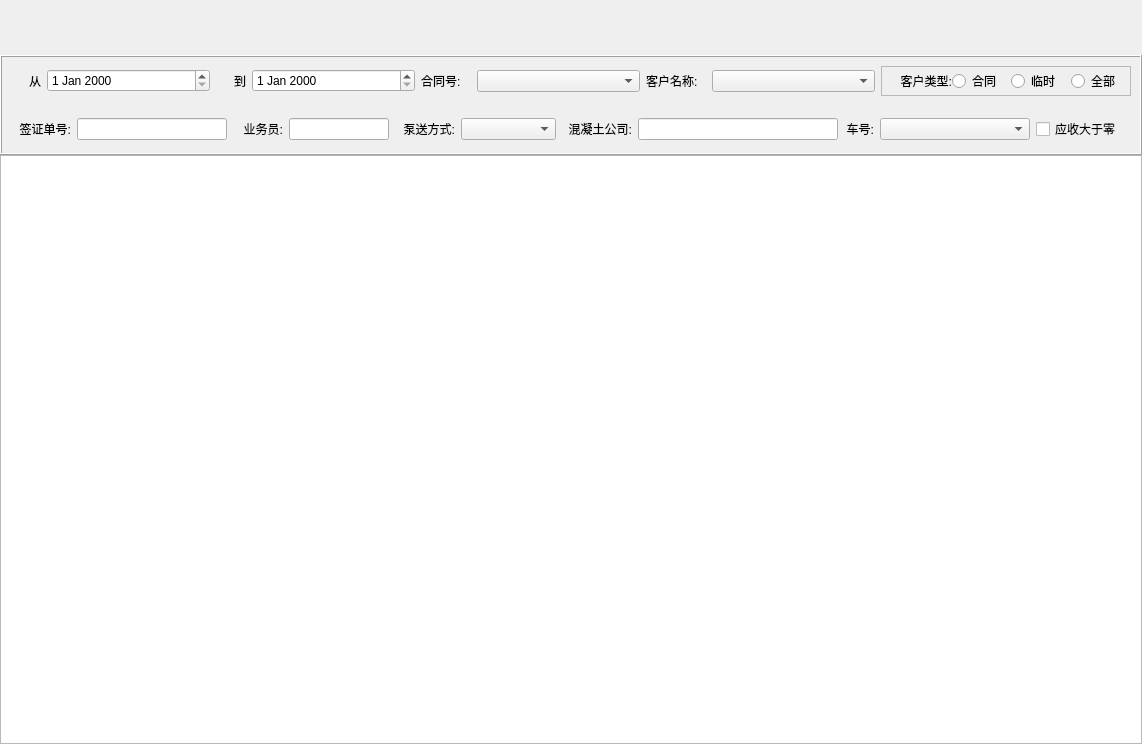
Above: ui/receivablewidget.ui from longcp/CarRentalManagement before the change. Below: the same form after it.
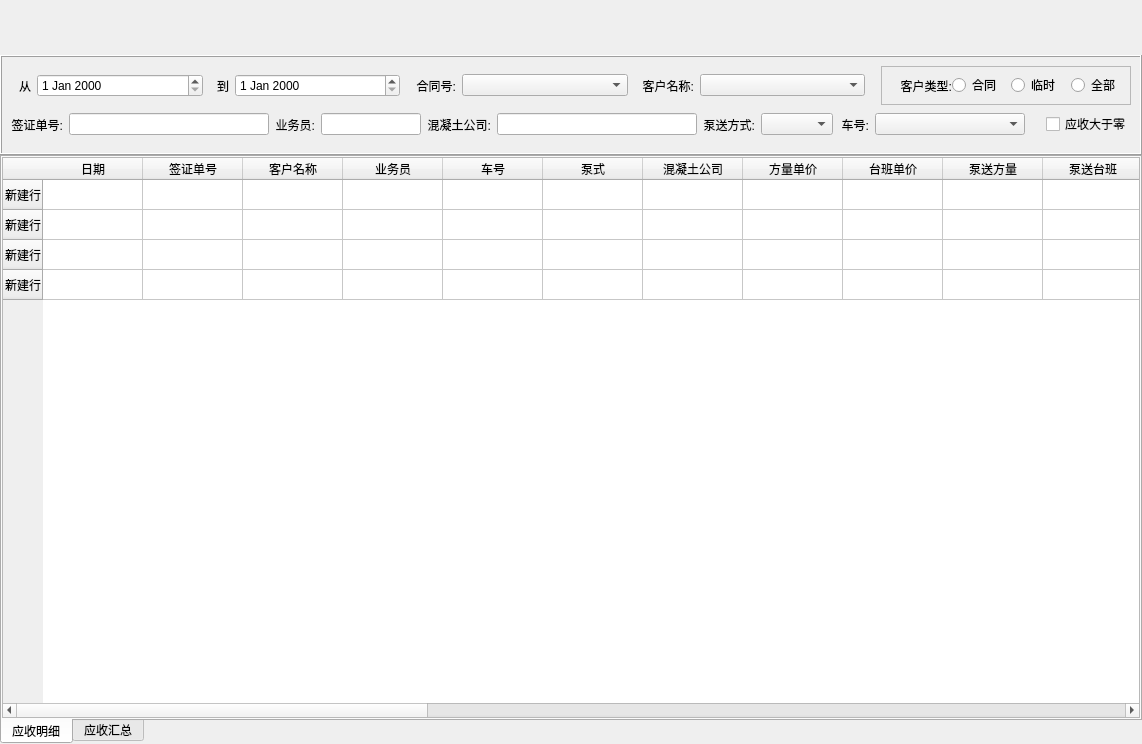
That is the form after the change.

Commit message: 完善应收界面

The edit to the form file:
```diff
--- a/ui/receivablewidget.ui
+++ b/ui/receivablewidget.ui
@@ -101,17 +101,20 @@
       <item>
        <widget class="QWidget" name="chooseTopWidget" native="true">
         <layout class="QHBoxLayout" name="chooseUpHorizonLayout">
+         <property name="bottomMargin">
+          <number>0</number>
+         </property>
          <item>
           <widget class="QLabel" name="fromLabel">
            <property name="minimumSize">
             <size>
-             <width>30</width>
+             <width>20</width>
              <height>0</height>
             </size>
            </property>
            <property name="maximumSize">
             <size>
-             <width>30</width>
+             <width>20</width>
              <height>16777215</height>
             </size>
            </property>
@@ -143,13 +146,13 @@
           <widget class="QLabel" name="toLabel">
            <property name="minimumSize">
             <size>
-             <width>30</width>
+             <width>20</width>
              <height>0</height>
             </size>
            </property>
            <property name="maximumSize">
             <size>
-             <width>30</width>
+             <width>20</width>
              <height>16777215</height>
             </size>
            </property>
@@ -181,6 +184,9 @@
            <property name="text">
             <string>合同号:</string>
            </property>
+           <property name="alignment">
+            <set>Qt::AlignRight|Qt::AlignTrailing|Qt::AlignVCenter</set>
+           </property>
           </widget>
          </item>
          <item>
@@ -203,11 +209,30 @@
            <property name="text">
             <string>客户名称:</string>
            </property>
+           <property name="alignment">
+            <set>Qt::AlignRight|Qt::AlignTrailing|Qt::AlignVCenter</set>
+           </property>
           </widget>
          </item>
          <item>
           <widget class="QComboBox" name="clientNameComboBox"/>
          </item>
+         <item>
+          <spacer name="horizontalSpacer">
+           <property name="orientation">
+            <enum>Qt::Horizontal</enum>
+           </property>
+           <property name="sizeType">
+            <enum>QSizePolicy::Fixed</enum>
+           </property>
+           <property name="sizeHint" stdset="0">
+            <size>
+             <width>10</width>
+             <height>10</height>
+            </size>
+           </property>
+          </spacer>
+         </item>
          <item>
           <widget class="QFrame" name="clientTypeFrame">
            <property name="minimumSize">
@@ -278,6 +303,9 @@
       <item>
        <widget class="QWidget" name="chooseBottomWidget" native="true">
         <layout class="QHBoxLayout" name="chooseBottomHorizontalLayout">
+         <property name="topMargin">
+          <number>0</number>
+         </property>
          <item>
           <widget class="QLabel" name="label">
            <property name="maximumSize">
@@ -298,7 +326,7 @@
           <widget class="QLineEdit" name="docNumLineEdit">
            <property name="maximumSize">
             <size>
-             <width>150</width>
+             <width>16777215</width>
              <height>16777215</height>
             </size>
            </property>
@@ -330,25 +358,6 @@
            </property>
           </widget>
          </item>
-         <item>
-          <widget class="QLabel" name="label_3">
-           <property name="maximumSize">
-            <size>
-             <width>60</width>
-             <height>16777215</height>
-            </size>
-           </property>
-           <property name="text">
-            <string>泵送方式:</string>
-           </property>
-           <property name="alignment">
-            <set>Qt::AlignRight|Qt::AlignTrailing|Qt::AlignVCenter</set>
-           </property>
-          </widget>
-         </item>
-         <item>
-          <widget class="QComboBox" name="pumpTypeComboBox"/>
-         </item>
          <item>
           <widget class="QLabel" name="label_4">
            <property name="maximumSize">
@@ -375,6 +384,25 @@
            </property>
           </widget>
          </item>
+         <item>
+          <widget class="QLabel" name="label_3">
+           <property name="maximumSize">
+            <size>
+             <width>60</width>
+             <height>16777215</height>
+            </size>
+           </property>
+           <property name="text">
+            <string>泵送方式:</string>
+           </property>
+           <property name="alignment">
+            <set>Qt::AlignRight|Qt::AlignTrailing|Qt::AlignVCenter</set>
+           </property>
+          </widget>
+         </item>
+         <item>
+          <widget class="QComboBox" name="pumpTypeComboBox"/>
+         </item>
          <item>
           <widget class="QLabel" name="carNumLabel">
            <property name="minimumSize">
@@ -407,6 +435,22 @@
            </property>
           </widget>
          </item>
+         <item>
+          <spacer name="horizontalSpacer_2">
+           <property name="orientation">
+            <enum>Qt::Horizontal</enum>
+           </property>
+           <property name="sizeType">
+            <enum>QSizePolicy::Fixed</enum>
+           </property>
+           <property name="sizeHint" stdset="0">
+            <size>
+             <width>15</width>
+             <height>10</height>
+            </size>
+           </property>
+          </spacer>
+         </item>
          <item>
           <widget class="QCheckBox" name="receivableCheckBox">
            <property name="text">
@@ -421,7 +465,296 @@
     </widget>
    </item>
    <item>
-    <widget class="QTableWidget" name="mainTableWidget"/>
+    <widget class="QTabWidget" name="summaryTableWidget">
+     <property name="tabPosition">
+      <enum>QTabWidget::South</enum>
+     </property>
+     <property name="currentIndex">
+      <number>0</number>
+     </property>
+     <widget class="QWidget" name="detailTab">
+      <attribute name="title">
+       <string>应收明细</string>
+      </attribute>
+      <layout class="QHBoxLayout" name="detailHorizonLayout">
+       <property name="spacing">
+        <number>0</number>
+       </property>
+       <property name="leftMargin">
+        <number>0</number>
+       </property>
+       <property name="topMargin">
+        <number>0</number>
+       </property>
+       <property name="rightMargin">
+        <number>0</number>
+       </property>
+       <property name="bottomMargin">
+        <number>0</number>
+       </property>
+       <item>
+        <widget class="QTableWidget" name="detailTableWidget">
+         <row>
+          <property name="text">
+           <string>新建行</string>
+          </property>
+         </row>
+         <row>
+          <property name="text">
+           <string>新建行</string>
+          </property>
+         </row>
+         <row>
+          <property name="text">
+           <string>新建行</string>
+          </property>
+         </row>
+         <row>
+          <property name="text">
+           <string>新建行</string>
+          </property>
+         </row>
+         <column>
+          <property name="text">
+           <string>日期</string>
+          </property>
+         </column>
+         <column>
+          <property name="text">
+           <string>签证单号</string>
+          </property>
+         </column>
+         <column>
+          <property name="text">
+           <string>客户名称</string>
+          </property>
+         </column>
+         <column>
+          <property name="text">
+           <string>业务员</string>
+          </property>
+         </column>
+         <column>
+          <property name="text">
+           <string>车号</string>
+          </property>
+         </column>
+         <column>
+          <property name="text">
+           <string>泵式</string>
+          </property>
+         </column>
+         <column>
+          <property name="text">
+           <string>混凝土公司</string>
+          </property>
+         </column>
+         <column>
+          <property name="text">
+           <string>方量单价</string>
+          </property>
+         </column>
+         <column>
+          <property name="text">
+           <string>台班单价</string>
+          </property>
+         </column>
+         <column>
+          <property name="text">
+           <string>泵送方量</string>
+          </property>
+         </column>
+         <column>
+          <property name="text">
+           <string>泵送台班</string>
+          </property>
+         </column>
+         <column>
+          <property name="text">
+           <string>泵送台班时间</string>
+          </property>
+         </column>
+         <column>
+          <property name="text">
+           <string>补油费</string>
+          </property>
+         </column>
+         <column>
+          <property name="text">
+           <string>送管费</string>
+          </property>
+         </column>
+         <column>
+          <property name="text">
+           <string>过路费</string>
+          </property>
+         </column>
+         <column>
+          <property name="text">
+           <string>总金额</string>
+          </property>
+         </column>
+         <column>
+          <property name="text">
+           <string>其他费用</string>
+          </property>
+         </column>
+         <column>
+          <property name="text">
+           <string>已收金额</string>
+          </property>
+         </column>
+         <column>
+          <property name="text">
+           <string>应收金额</string>
+          </property>
+         </column>
+         <column>
+          <property name="text">
+           <string>工程名称</string>
+          </property>
+         </column>
+         <column>
+          <property name="text">
+           <string>工程地址</string>
+          </property>
+         </column>
+         <column>
+          <property name="text">
+           <string>浇注部位</string>
+          </property>
+         </column>
+         <column>
+          <property name="text">
+           <string>收款人</string>
+          </property>
+         </column>
+         <column>
+          <property name="text">
+           <string>备注</string>
+          </property>
+         </column>
+         <column>
+          <property name="text">
+           <string>联系人</string>
+          </property>
+         </column>
+         <column>
+          <property name="text">
+           <string>联系电话</string>
+          </property>
+         </column>
+         <column>
+          <property name="text">
+           <string>合同号</string>
+          </property>
+         </column>
+        </widget>
+       </item>
+      </layout>
+     </widget>
+     <widget class="QWidget" name="summaryTab">
+      <attribute name="title">
+       <string>应收汇总</string>
+      </attribute>
+      <layout class="QHBoxLayout" name="summaryHorizonLayout">
+       <property name="spacing">
+        <number>0</number>
+       </property>
+       <property name="leftMargin">
+        <number>0</number>
+       </property>
+       <property name="topMargin">
+        <number>0</number>
+       </property>
+       <property name="rightMargin">
+        <number>0</number>
+       </property>
+       <property name="bottomMargin">
+        <number>0</number>
+       </property>
+       <item>
+        <widget class="QTableWidget" name="mainTableWidget">
+         <row>
+          <property name="text">
+           <string>新建行</string>
+          </property>
+         </row>
+         <row>
+          <property name="text">
+           <string>新建行</string>
+          </property>
+         </row>
+         <row>
+          <property name="text">
+           <string>新建行</string>
+          </property>
+         </row>
+         <row>
+          <property name="text">
+           <string>新建行</string>
+          </property>
+         </row>
+         <column>
+          <property name="text">
+           <string>合同号</string>
+          </property>
+         </column>
+         <column>
+          <property name="text">
+           <string>客户名称</string>
+          </property>
+         </column>
+         <column>
+          <property name="text">
+           <string>泵送方量</string>
+          </property>
+         </column>
+         <column>
+          <property name="text">
+           <string>泵送台班</string>
+          </property>
+         </column>
+         <column>
+          <property name="text">
+           <string>补油费</string>
+          </property>
+         </column>
+         <column>
+          <property name="text">
+           <string>送管费</string>
+          </property>
+         </column>
+         <column>
+          <property name="text">
+           <string>过路费</string>
+          </property>
+         </column>
+         <column>
+          <property name="text">
+           <string>其他费用</string>
+          </property>
+         </column>
+         <column>
+          <property name="text">
+           <string>总金额</string>
+          </property>
+         </column>
+         <column>
+          <property name="text">
+           <string>已收金额</string>
+          </property>
+         </column>
+         <column>
+          <property name="text">
+           <string>应收金额</string>
+          </property>
+         </column>
+        </widget>
+       </item>
+      </layout>
+     </widget>
+    </widget>
    </item>
   </layout>
  </widget>
```
The commit also changes 8 other files.
